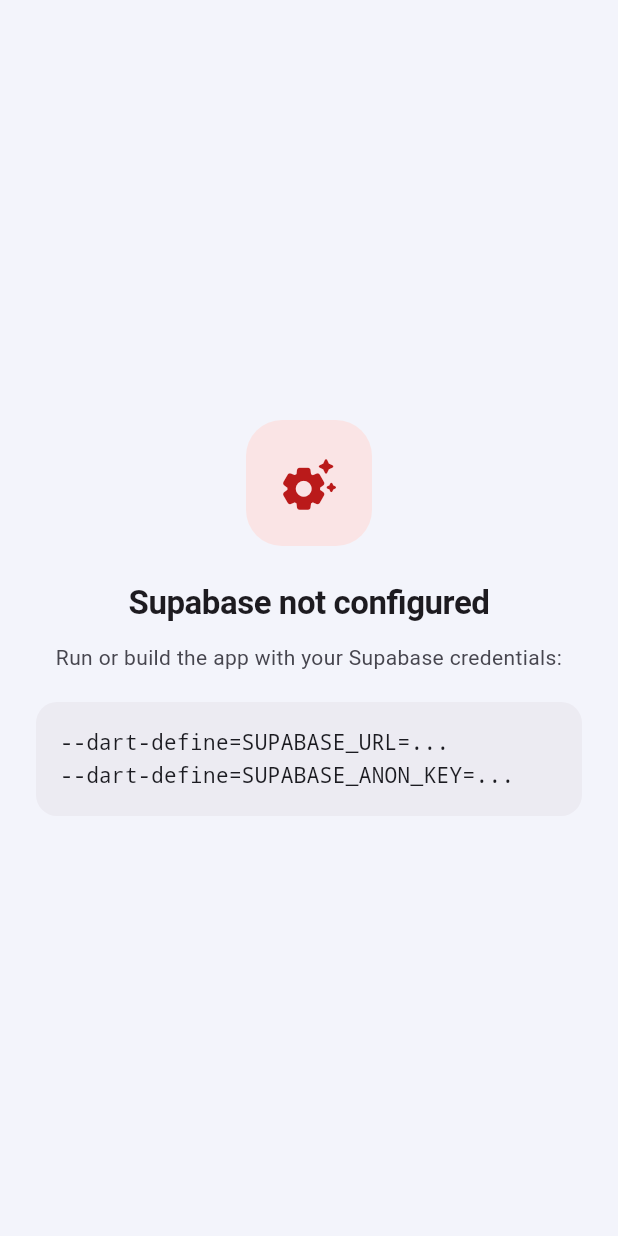
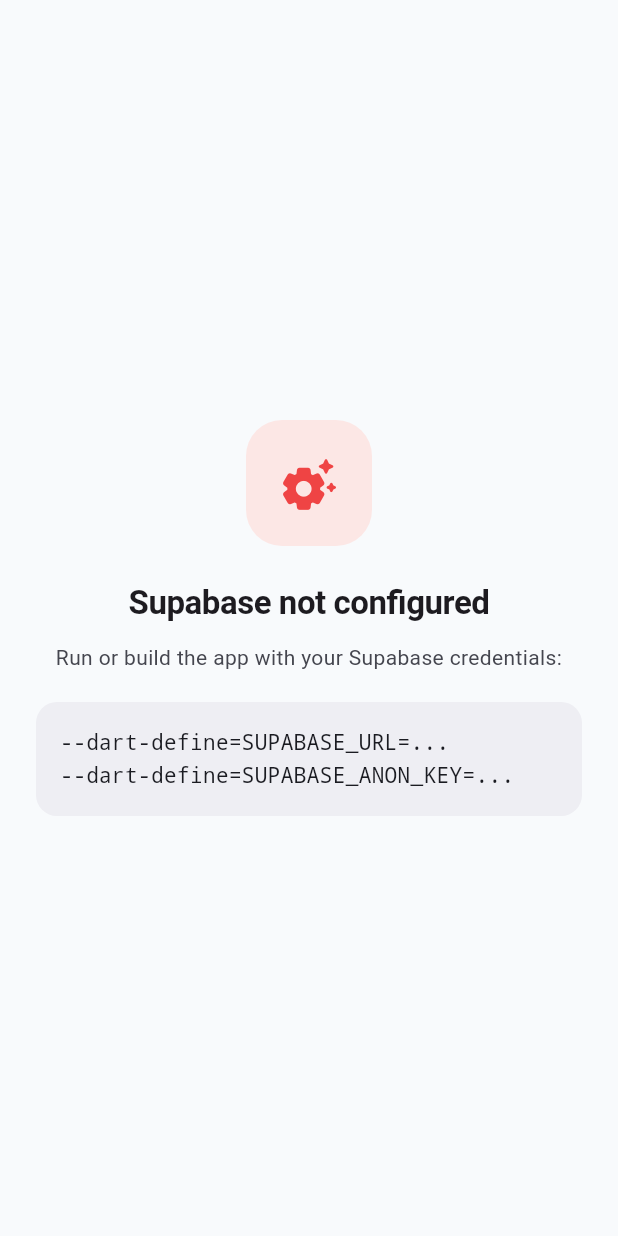
Before and after one commit to ShivanshPande19/AZIMUTH-ENTRY, a Flutter app: the screen it shows after launch, on a phone screen of 412 x 824 dp. Run offline on Flutter 3.47's test engine with Material 3 defaults, Android fonts, the phone set to English and light mode, and no system bars; our stand-ins replace supabase_flutter; accounts and stored records are empty.

Commit message:
Apply brand colour system (navy / royal blue / emerald / amber / coral)
- primary/dominant deep navy #1E3A8A for headers, brand surfaces, accents
- action royal blue #2563EB for buttons and active states (scheme primary)
- success emerald #10B981 for check-ins / 'Inside now'
- error coral #EF4444; warning amber #F59E0B available for flagged states
- light background slate off-white #F8FAFC
- brand gradient navy -> royal blue; avatar palette aligned; replace hardcoded
  green with AppTheme.success

```diff
--- a/lib/screens/guard/guard_home.dart
+++ b/lib/screens/guard/guard_home.dart
@@ -547,7 +547,7 @@
   @override
   Widget build(BuildContext context) {
     final scheme = Theme.of(context).colorScheme;
-    final color = inside ? const Color(0xFF10B981) : scheme.onSurfaceVariant;
+    final color = inside ? AppTheme.success : scheme.onSurfaceVariant;
     return Container(
       padding: const EdgeInsets.symmetric(horizontal: 10, vertical: 5),
       decoration: BoxDecoration(
--- a/lib/screens/owner/owner_visitors_screen.dart
+++ b/lib/screens/owner/owner_visitors_screen.dart
@@ -687,7 +687,7 @@
     final hasPhone = visitor.phoneMasked.isNotEmpty;
     final inside = visitor.isInside;
     final statusColor =
-        inside ? const Color(0xFF10B981) : scheme.onSurfaceVariant;
+        inside ? AppTheme.success : scheme.onSurfaceVariant;
 
     return Card(
       child: Padding(
--- a/lib/theme.dart
+++ b/lib/theme.dart
@@ -8,9 +8,30 @@
 class AppTheme {
   AppTheme._();
 
-  /// Brand seed colour — a rich, modern indigo (premium but not loud).
-  static const Color seed = Color(0xFF4F46E5);
-  static const Color accent = Color(0xFF0EA5E9);
+  // ---- Brand colour system --------------------------------------------------
+  /// Primary (dominant): deep navy — trust, authority, professionalism.
+  /// Used for headers, brand surfaces and section accents.
+  static const Color primaryNavy = Color(0xFF1E3A8A);
+
+  /// Secondary (action): bright royal blue — primary buttons, active states.
+  static const Color actionBlue = Color(0xFF2563EB);
+
+  /// Success (check-in / "Inside now").
+  static const Color success = Color(0xFF10B981);
+
+  /// Warning / alert (pending, flagged).
+  static const Color warning = Color(0xFFF59E0B);
+
+  /// Error / danger (blacklisted, unauthorized).
+  static const Color danger = Color(0xFFEF4444);
+
+  /// Light-mode background — soft slate-tinted off-white.
+  static const Color lightBg = Color(0xFFF8FAFC);
+  static const Color darkBg = Color(0xFF0F1115);
+
+  /// Kept for older references. `seed` drives the ColorScheme.
+  static const Color seed = primaryNavy;
+  static const Color accent = actionBlue;
 
   static const double radius = 18;
   static const double fieldRadius = 14;
@@ -21,10 +42,14 @@
   static ThemeData _build(Brightness brightness) {
     final isDark = brightness == Brightness.dark;
     final scheme = ColorScheme.fromSeed(
-      seedColor: seed,
+      seedColor: primaryNavy,
       brightness: brightness,
+      // Actions use the bright royal blue; navy stays for headers/accents.
+      primary: isDark ? null : actionBlue,
+      secondary: actionBlue,
+      error: danger,
     ).copyWith(
-      secondary: accent,
+      error: danger,
     );
 
     final baseText = ThemeData(brightness: brightness).textTheme;
@@ -32,8 +57,7 @@
     return ThemeData(
       useMaterial3: true,
       colorScheme: scheme,
-      scaffoldBackgroundColor:
-          isDark ? const Color(0xFF0F1115) : const Color(0xFFF3F4FB),
+      scaffoldBackgroundColor: isDark ? darkBg : lightBg,
       splashFactory: InkSparkle.splashFactory,
 
       textTheme: baseText.copyWith(
@@ -51,8 +75,7 @@
       ),
 
       appBarTheme: AppBarTheme(
-        backgroundColor:
-            isDark ? const Color(0xFF0F1115) : const Color(0xFFF3F4FB),
+        backgroundColor: isDark ? darkBg : lightBg,
         surfaceTintColor: Colors.transparent,
         elevation: 0,
         scrolledUnderElevation: 0.5,
@@ -72,7 +95,7 @@
         margin: EdgeInsets.zero,
         color: scheme.surface,
         surfaceTintColor: Colors.transparent,
-        shadowColor: seed.withValues(alpha: 0.14),
+        shadowColor: primaryNavy.withValues(alpha: 0.16),
         shape: RoundedRectangleBorder(
           borderRadius: BorderRadius.circular(radius),
           side: BorderSide(
@@ -182,12 +205,12 @@
     );
   }
 
-  /// A restrained, single-hue brand gradient for hero / header areas.
+  /// Brand gradient for hero / header areas: deep navy into royal blue.
   static LinearGradient brandGradient(Brightness brightness) {
     return const LinearGradient(
       begin: Alignment.topLeft,
       end: Alignment.bottomRight,
-      colors: [Color(0xFF4F46E5), Color(0xFF4338CA)],
+      colors: [primaryNavy, actionBlue],
     );
   }
 }
@@ -195,12 +218,12 @@
 /// Deterministic soft avatar colour from a name/string.
 Color avatarColor(String seedStr, ColorScheme scheme) {
   const palette = [
-    Color(0xFF2563EB), // blue
+    Color(0xFF1E3A8A), // navy
+    Color(0xFF2563EB), // royal blue
     Color(0xFF0EA5E9), // sky
     Color(0xFF0D9488), // teal
-    Color(0xFF4F46E5), // indigo
+    Color(0xFF10B981), // emerald
     Color(0xFF64748B), // slate
-    Color(0xFF7C3AED), // violet
   ];
   if (seedStr.isEmpty) return scheme.primary;
   final idx = seedStr.codeUnits.fold<int>(0, (a, b) => a + b) % palette.length;
```
